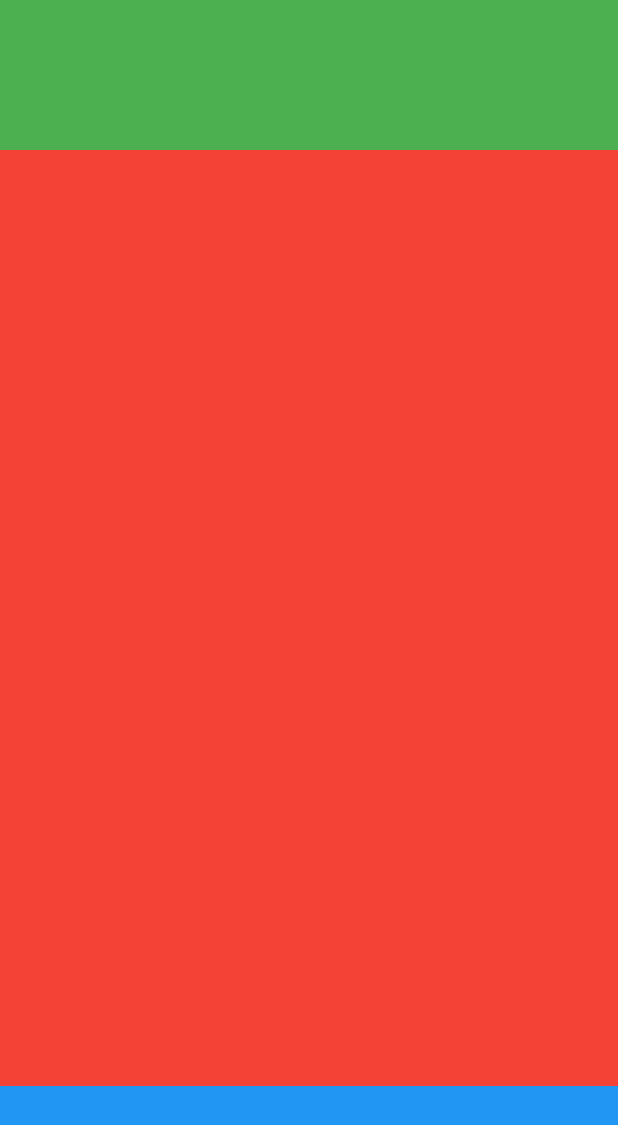
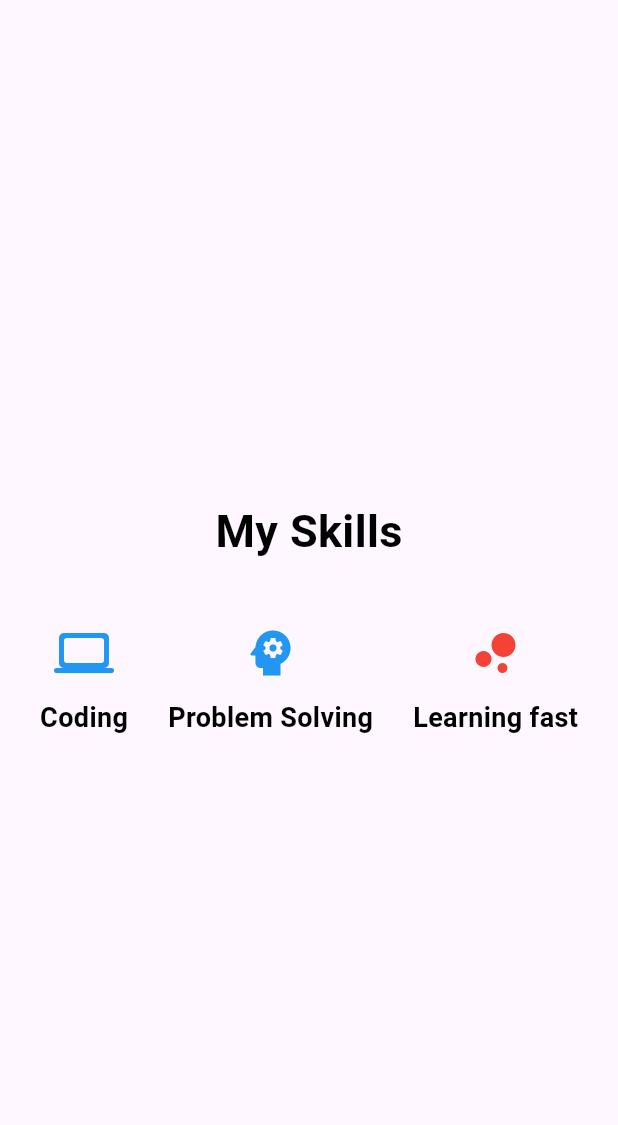
Before and after one commit to Umar2110/flutter_lesson_with_chatgpt, a Flutter app: the screen it shows after launch, on a phone screen of 412 x 824 dp. Shown: the top 1125 px of the screen. Run offline on Flutter 3.47's test engine with Material 3 defaults, Android fonts, the phone set to English and light mode, and no system bars.

Commit message:
L9 COLUMN AND ROWS NESTING

```diff
--- /dev/null
+++ b/lib/Lesson9.dart
@@ -0,0 +1,80 @@
+import 'package:flutter/material.dart';
+
+class Lesson9 extends StatelessWidget {
+  const Lesson9({super.key});
+
+  @override
+  Widget build(BuildContext context) {
+    return Scaffold(
+      body: Column(
+        mainAxisAlignment: MainAxisAlignment.center,
+
+        children: [
+          Center(
+            child: Text(
+              'My Skills',
+              style: TextStyle(
+                fontSize: 30,
+                fontWeight: FontWeight.bold,
+                color: Colors.black,
+              ),
+            ),
+          ),
+          SizedBox(height: 40),
+          Row(
+            mainAxisAlignment: MainAxisAlignment.spaceEvenly,
+            children: [
+              Column(
+                mainAxisAlignment: MainAxisAlignment.start,
+                children: [
+                  Icon(Icons.laptop_rounded, color: Colors.blue, size: 40),
+                  SizedBox(height: 10),
+                  Text(
+                    'Coding',
+                    style: TextStyle(
+                      fontSize: 18,
+                      color: Colors.black,
+                      fontWeight: FontWeight.bold,
+                    ),
+                  ),
+                ],
+              ),
+              Column(
+                mainAxisAlignment: MainAxisAlignment.start,
+                children: [
+                  Icon(Icons.psychology, color: Colors.blue, size: 40),
+                  SizedBox(height: 10),
+
+                  Text(
+                    'Problem Solving',
+                    style: TextStyle(
+                      fontSize: 18,
+                      color: Colors.black,
+                      fontWeight: FontWeight.bold,
+                    ),
+                  ),
+                ],
+              ),
+              Column(
+                mainAxisAlignment: MainAxisAlignment.start,
+                children: [
+                  Icon(Icons.bubble_chart, color: Colors.red, size: 40),
+                  SizedBox(height: 10),
+
+                  Text(
+                    'Learning fast',
+                    style: TextStyle(
+                      fontSize: 18,
+                      color: Colors.black,
+                      fontWeight: FontWeight.bold,
+                    ),
+                  ),
+                ],
+              ),
+            ],
+          ),
+        ],
+      ),
+    );
+  }
+}
--- a/lib/main.dart
+++ b/lib/main.dart
@@ -1,6 +1,6 @@
 import "package:flutter/material.dart";
 
-import "package:flutter_lesson/Lesson7.dart";
+import "package:flutter_lesson/Lesson9.dart";
 
 void main() => runApp(MyApp());
 
@@ -9,7 +9,7 @@ class MyApp extends StatelessWidget {
 
   @override
   Widget build(BuildContext context) {
-    return MaterialApp(debugShowCheckedModeBanner: false, home: Lesson7());
+    return MaterialApp(debugShowCheckedModeBanner: false, home: Lesson9());
   }
 }
 
```
